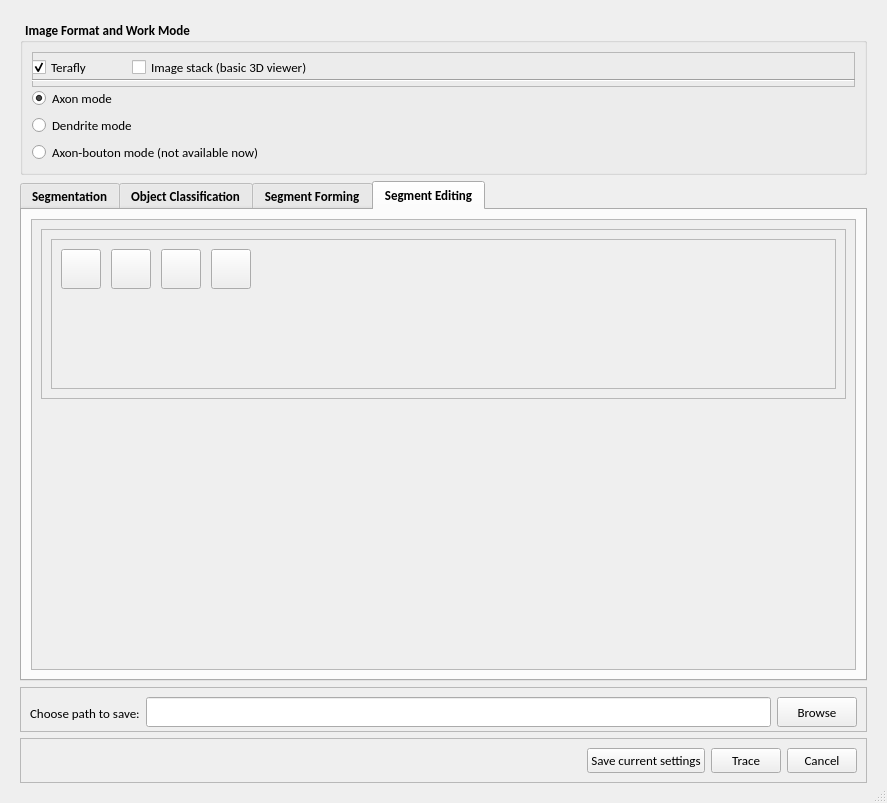
The window that hackathon/MK/Fragmented_autoTrace/fragmentedTraceUI.ui (Vaa3D/vaa3d_tools) describes before a commit, drawn with Qt 5.
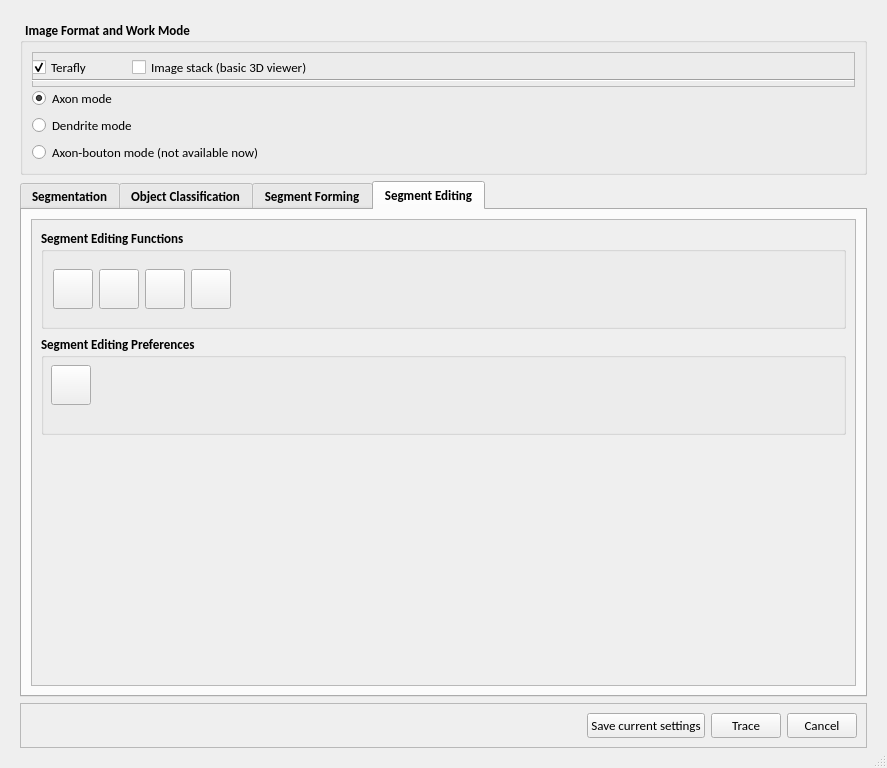
The same window after the commit. The open tabs and pages were chosen to show the change. Icons and pictures are not drawn.

The edit to the form file:
```diff
--- a/hackathon/MK/Fragmented_autoTrace/fragmentedTraceUI.ui
+++ b/hackathon/MK/Fragmented_autoTrace/fragmentedTraceUI.ui
@@ -13,7 +13,7 @@
     <x>0</x>
     <y>0</y>
     <width>887</width>
-    <height>803</height>
+    <height>768</height>
    </rect>
   </property>
   <property name="sizePolicy">
@@ -1096,54 +1096,30 @@
                <x>0</x>
                <y>0</y>
                <width>813</width>
-               <height>435</height>
+               <height>452</height>
               </rect>
              </property>
              <layout class="QVBoxLayout" name="verticalLayout_16">
               <item>
-               <widget class="QFrame" name="frame_11">
-                <property name="maximumSize">
-                 <size>
-                  <width>16777215</width>
-                  <height>300</height>
-                 </size>
-                </property>
-                <property name="frameShape">
-                 <enum>QFrame::StyledPanel</enum>
-                </property>
-                <property name="frameShadow">
-                 <enum>QFrame::Raised</enum>
-                </property>
-                <layout class="QVBoxLayout" name="verticalLayout_15">
-                 <item>
-                  <widget class="QFrame" name="frame_12">
+               <widget class="QGroupBox" name="groupBox_5">
                    <property name="minimumSize">
                     <size>
                      <width>0</width>
-                     <height>150</height>
+                  <height>100</height>
                     </size>
                    </property>
                    <property name="maximumSize">
                     <size>
-                     <width>10000</width>
-                     <height>200</height>
-                    </size>
-                   </property>
-                   <property name="frameShape">
-                    <enum>QFrame::StyledPanel</enum>
-                   </property>
-                   <property name="frameShadow">
-                    <enum>QFrame::Raised</enum>
-                   </property>
+                  <width>16777215</width>
+                  <height>100</height>
+                 </size>
+                </property>
+                <property name="title">
+                 <string>Segment Editing Functions</string>
+                </property>
+                <layout class="QHBoxLayout" name="horizontalLayout_5">
+                 <item>
                    <widget class="QPushButton" name="pushButton_10">
-                    <property name="geometry">
-                     <rect>
-                      <x>10</x>
-                      <y>10</y>
-                      <width>40</width>
-                      <height>40</height>
-                     </rect>
-                    </property>
                     <property name="minimumSize">
                      <size>
                       <width>40</width>
@@ -1177,15 +1153,9 @@
                      </iconset>
                     </property>
                    </widget>
+                 </item>
+                 <item>
                    <widget class="QPushButton" name="pushButton_11">
-                    <property name="geometry">
-                     <rect>
-                      <x>60</x>
-                      <y>10</y>
-                      <width>40</width>
-                      <height>40</height>
-                     </rect>
-                    </property>
                     <property name="minimumSize">
                      <size>
                       <width>40</width>
@@ -1219,15 +1189,9 @@
                      </iconset>
                     </property>
                    </widget>
+                 </item>
+                 <item>
                    <widget class="QPushButton" name="pushButton_12">
-                    <property name="geometry">
-                     <rect>
-                      <x>110</x>
-                      <y>10</y>
-                      <width>40</width>
-                      <height>40</height>
-                     </rect>
-                    </property>
                     <property name="maximumSize">
                      <size>
                       <width>40</width>
@@ -1260,15 +1224,9 @@
                      <bool>true</bool>
                     </property>
                    </widget>
+                 </item>
+                 <item>
                    <widget class="QPushButton" name="pushButton_13">
-                    <property name="geometry">
-                     <rect>
-                      <x>160</x>
-                      <y>10</y>
-                      <width>40</width>
-                      <height>40</height>
-                     </rect>
-                    </property>
                     <property name="maximumSize">
                      <size>
                       <width>40</width>
@@ -1301,11 +1259,80 @@
                      <bool>true</bool>
                     </property>
                    </widget>
-                  </widget>
+                 </item>
+                 <item>
+                  <spacer name="horizontalSpacer_2">
+                   <property name="orientation">
+                    <enum>Qt::Horizontal</enum>
+                   </property>
+                   <property name="sizeHint" stdset="0">
+                    <size>
+                     <width>576</width>
+                     <height>20</height>
+                    </size>
+                   </property>
+                  </spacer>
                  </item>
                 </layout>
                </widget>
               </item>
+              <item>
+               <widget class="QGroupBox" name="groupBox_9">
+                <property name="minimumSize">
+                 <size>
+                  <width>0</width>
+                  <height>100</height>
+                 </size>
+                </property>
+                <property name="title">
+                 <string>Segment Editing Preferences</string>
+                </property>
+                <widget class="QPushButton" name="pushButton_5">
+                 <property name="geometry">
+                  <rect>
+                   <x>10</x>
+                   <y>30</y>
+                   <width>40</width>
+                   <height>40</height>
+                  </rect>
+                 </property>
+                 <property name="minimumSize">
+                  <size>
+                   <width>40</width>
+                   <height>40</height>
+                  </size>
+                 </property>
+                 <property name="maximumSize">
+                  <size>
+                   <width>40</width>
+                   <height>40</height>
+                  </size>
+                 </property>
+                 <property name="toolTip">
+                  <string>Sequential segment retype</string>
+                 </property>
+                 <property name="styleSheet">
+                  <string notr="true">QPushButton:checked{background-color: rgb(120, 120, 120);}</string>
+                 </property>
+                 <property name="text">
+                  <string/>
+                 </property>
+                 <property name="icon">
+                  <iconset resource="FragTracer_Resource.qrc">
+                   <normaloff>:/segEditingIcons/resources/segment_editing_preferences/changeType_associatedSegs.png</normaloff>:/segEditingIcons/resources/segment_editing_preferences/changeType_associatedSegs.png</iconset>
+                 </property>
+                 <property name="iconSize">
+                  <size>
+                   <width>38</width>
+                   <height>40</height>
+                  </size>
+                 </property>
+                 <property name="checkable">
+                  <bool>true</bool>
+                 </property>
+                </widget>
+               </widget>
+              </item>
               <item>
                <spacer name="verticalSpacer_2">
                 <property name="orientation">
@@ -1327,78 +1354,6 @@
         </widget>
        </widget>
       </item>
-      <item>
-       <widget class="QFrame" name="frame_4">
-        <property name="maximumSize">
-         <size>
-          <width>16777215</width>
-          <height>45</height>
-         </size>
-        </property>
-        <property name="frameShape">
-         <enum>QFrame::StyledPanel</enum>
-        </property>
-        <property name="frameShadow">
-         <enum>QFrame::Raised</enum>
-        </property>
-        <layout class="QHBoxLayout" name="horizontalLayout">
-         <item>
-          <widget class="QLabel" name="label">
-           <property name="minimumSize">
-            <size>
-             <width>0</width>
-             <height>32</height>
-            </size>
-           </property>
-           <property name="maximumSize">
-            <size>
-             <width>16777215</width>
-             <height>35</height>
-            </size>
-           </property>
-           <property name="font">
-            <font>
-             <family>Calibri</family>
-             <pointsize>10</pointsize>
-            </font>
-           </property>
-           <property name="text">
-            <string>Choose path to save:</string>
-           </property>
-          </widget>
-         </item>
-         <item>
-          <widget class="QLineEdit" name="lineEdit">
-           <property name="minimumSize">
-            <size>
-             <width>0</width>
-             <height>30</height>
-            </size>
-           </property>
-          </widget>
-         </item>
-         <item>
-          <widget class="QPushButton" name="pushButton_4">
-           <property name="minimumSize">
-            <size>
-             <width>0</width>
-             <height>30</height>
-            </size>
-           </property>
-           <property name="font">
-            <font>
-             <family>Calibri</family>
-             <pointsize>10</pointsize>
-            </font>
-           </property>
-           <property name="text">
-            <string>Browse</string>
-           </property>
-          </widget>
-         </item>
-        </layout>
-       </widget>
-      </item>
       <item>
        <widget class="QFrame" name="frame_5">
         <property name="maximumSize">
```
Left out of the diff: 30 changed lines with no effect on the pictures. Lines whose indentation alone changed are shown as unchanged.
